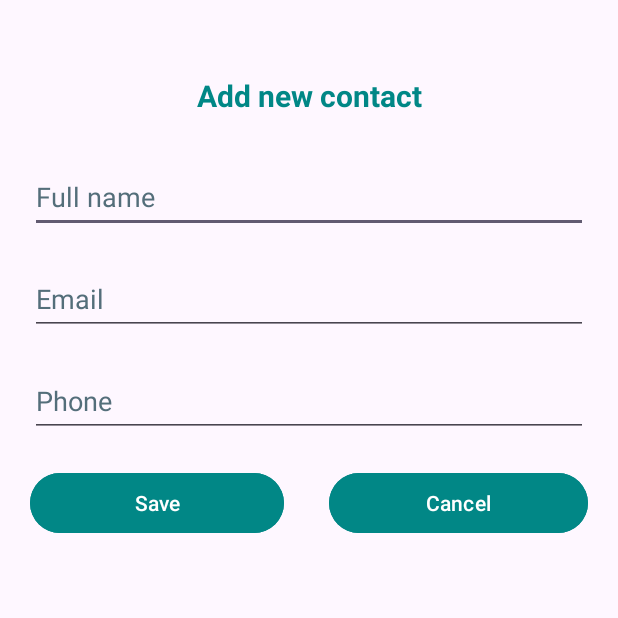
After one commit to MejoresColegios/AutenticatorAndroid, an Android app: the InsertContactActivity screen opened directly, with no data from a screen before it, on a phone screen of 412 x 824 dp, the top half of it. The commit adds this screen. Run offline under Robolectric (Android 15) with nearby library versions, the light colour scheme and no system bars; our stand-ins replace Firebase (no records; nobody signed in at launch, a user with empty details on screens opened directly).

Commit message:
Implementado guardar contacto en Realtime Database de Firebase

```diff
--- a/app/src/main/AndroidManifest.xml
+++ b/app/src/main/AndroidManifest.xml
@@ -15,6 +15,9 @@
         android:theme="@style/Theme.Autenticacion"
         tools:targetApi="31">
         <activity
+            android:name=".Views.InsertContactActivity"
+            android:exported="false" />
+        <activity
             android:name=".Views.Inicial"
             android:exported="true">
             <intent-filter>
@@ -28,7 +31,7 @@
             android:exported="false" />
         <activity
             android:name=".Views.SignUpActivity"
-            android:exported="false"/>
+            android:exported="false" />
         <activity
             android:name=".Views.MainActivity"
             android:exported="false" />
--- /dev/null
+++ b/app/src/main/java/com/mejorescolegios/autenticacion/Views/InsertContactActivity.java
@@ -0,0 +1,96 @@
+package com.mejorescolegios.autenticacion.Views;
+
+import android.os.Bundle;
+import android.view.View;
+import android.widget.Button;
+import android.widget.EditText;
+import android.widget.TextView;
+import android.widget.Toast;
+
+import androidx.appcompat.app.AppCompatActivity;
+
+import com.google.firebase.auth.FirebaseAuth;
+import com.google.firebase.auth.FirebaseUser;
+import com.google.firebase.database.DatabaseReference;
+import com.google.firebase.database.FirebaseDatabase;
+import com.mejorescolegios.autenticacion.Model.Contacto;
+import com.mejorescolegios.autenticacion.R;
+
+public class InsertContactActivity extends AppCompatActivity {
+
+    TextView insertContact;
+    EditText name;
+    EditText email;
+    EditText phone;
+    Button buttonSave;
+    Button buttonCancel;
+
+    private FirebaseAuth auth;
+    private FirebaseDatabase database;
+
+    @Override
+    protected void onCreate(Bundle savedInstanceState) {
+        super.onCreate(savedInstanceState);
+        setContentView(R.layout.activity_insert_contact);
+
+        insertContact = findViewById(R.id.tvTitle);
+        name = findViewById(R.id.etName);
+        email = findViewById(R.id.etEmail);
+        phone = findViewById(R.id.etPhone);
+        buttonSave = findViewById(R.id.btnSave);
+        buttonCancel = findViewById(R.id.btnCancel);
+
+        // Inicializar FirebaseAuth y FirebaseDatabase
+        auth = FirebaseAuth.getInstance();
+        database = FirebaseDatabase.getInstance("https://autenticacion-ffa84-default-rtdb.europe-west1.firebasedatabase.app");
+
+        // Botón de guardar
+        buttonSave.setOnClickListener(new View.OnClickListener() {
+            @Override
+            public void onClick(View v) {
+                // Obtener los datos de los campos
+                String nombre = name.getText().toString().trim();
+                String correo = email.getText().toString().trim();
+                String telefono = phone.getText().toString().trim();
+
+                // Validar que los campos no estén vacíos
+                if (nombre.isEmpty() || correo.isEmpty() || telefono.isEmpty()) {
+                    Toast.makeText(InsertContactActivity.this, "Todos los campos son obligatorios", Toast.LENGTH_SHORT).show();
+                    return;
+                }
+
+                FirebaseUser usuario = auth.getCurrentUser();
+                if (usuario == null) {
+                    Toast.makeText(InsertContactActivity.this, "No estás autenticado", Toast.LENGTH_SHORT).show();
+                    return;
+                }
+
+                // Crear un nuevo contacto
+                Contacto contacto = new Contacto(usuario.getUid(), nombre, correo, telefono);
+
+                // Guardar el contacto en la base de datos
+                DatabaseReference contactosRef = database.getReference("contactos");
+                contactosRef.push().setValue(contacto).addOnCompleteListener(task -> {
+                    if (task.isSuccessful()) {
+                        // Mostrar mensaje de éxito
+                        Toast.makeText(InsertContactActivity.this, "Contacto guardado", Toast.LENGTH_SHORT).show();
+                    } else {
+                        // Mostrar mensaje de error
+                        Toast.makeText(InsertContactActivity.this, "Error al guardar contacto", Toast.LENGTH_SHORT).show();
+                    }
+                    // Volver a la pantalla anterior
+                    finish();
+                });
+            }
+        });
+
+        // Botón de cancelar
+        buttonCancel.setOnClickListener(new View.OnClickListener() {
+            @Override
+            public void onClick(View v) {
+                // Volver a la pantalla anterior
+                finish();
+            }
+        });
+    }
+}
--- /dev/null
+++ b/app/src/main/res/layout/activity_insert_contact.xml
@@ -0,0 +1,96 @@
+<?xml version="1.0" encoding="utf-8"?>
+<LinearLayout xmlns:android="http://schemas.android.com/apk/res/android"
+    xmlns:app="http://schemas.android.com/apk/res-auto"
+    xmlns:tools="http://schemas.android.com/tools"
+    android:id="@+id/main"
+    android:layout_width="match_parent"
+    android:layout_height="match_parent"
+    android:orientation="vertical"
+    tools:context=".Views.InsertContactActivity">
+
+    <TextView
+        android:id="@+id/tvTitle"
+        android:layout_width="match_parent"
+        android:layout_height="wrap_content"
+        android:layout_marginTop="50dp"
+        android:layout_marginBottom="20dp"
+        android:text="@string/newContact"
+        android:textAlignment="center"
+        android:textColor="@color/design_default_color_secondary_variant"
+        android:textSize="20sp"
+        android:textStyle="bold" />
+
+    <EditText
+        android:id="@+id/etName"
+        android:layout_width="match_parent"
+        android:layout_height="wrap_content"
+        android:layout_marginLeft="20dp"
+        android:layout_marginTop="10dp"
+        android:layout_marginRight="20dp"
+        android:layout_marginBottom="10dp"
+        android:ems="10"
+        android:hint="@string/FullName"
+        android:inputType="text"
+        android:minHeight="48dp"
+        android:textColorHint="#546E7A"
+        tools:ignore="Autofill,VisualLintTextFieldSize" />
+
+    <EditText
+        android:id="@+id/etEmail"
+        android:layout_width="match_parent"
+        android:layout_height="wrap_content"
+        android:layout_marginLeft="20dp"
+        android:layout_marginTop="10dp"
+        android:layout_marginRight="20dp"
+        android:layout_marginBottom="10dp"
+        android:autofillHints=""
+        android:ems="10"
+        android:hint="@string/email"
+        android:inputType="textEmailAddress"
+        android:minHeight="48dp"
+        android:textColorHint="#546E7A"
+        tools:ignore="VisualLintTextFieldSize" />
+
+    <EditText
+        android:id="@+id/etPhone"
+        android:layout_width="match_parent"
+        android:layout_height="wrap_content"
+        android:layout_marginLeft="20dp"
+        android:layout_marginTop="10dp"
+        android:layout_marginRight="20dp"
+        android:layout_marginBottom="10dp"
+        android:ems="10"
+        android:hint="@string/Phone"
+        android:inputType="phone"
+        android:minHeight="48dp"
+        android:textColorHint="#546E7A"
+        tools:ignore="Autofill,VisualLintTextFieldSize" />
+
+    <LinearLayout
+        android:layout_width="match_parent"
+        android:layout_height="match_parent"
+        android:orientation="horizontal">
+
+        <Button
+            android:id="@+id/btnSave"
+            android:layout_width="wrap_content"
+            android:layout_height="wrap_content"
+            android:layout_marginStart="20dp"
+            android:layout_marginTop="10dp"
+            android:layout_marginEnd="10dp"
+            android:layout_weight="1"
+            android:backgroundTint="@color/design_default_color_secondary_variant"
+            android:text="@string/Save" />
+
+        <Button
+            android:id="@+id/btnCancel"
+            android:layout_width="wrap_content"
+            android:layout_height="wrap_content"
+            android:layout_marginStart="20dp"
+            android:layout_marginTop="10dp"
+            android:layout_marginEnd="20dp"
+            android:layout_weight="1"
+            android:backgroundTint="@color/design_default_color_secondary_variant"
+            android:text="@string/Cancel" />
+    </LinearLayout>
+</LinearLayout>
--- a/app/src/main/res/values/strings.xml
+++ b/app/src/main/res/values/strings.xml
@@ -27,4 +27,9 @@
     <string name="signup_successful">Signup Successful</string>xº
     <string name="signup_failed">Signup Failed</string>
     <string name="Sign_Up">Sign Up</string>
+    <string name="btnNewContact">New contact</string>
+    <string name="newContact">Add new contact</string>
+    <string name="Phone">Phone</string>
+    <string name="Cancel">Cancel</string>
+    <string name="Save">Save</string>
 </resources>
```
Also changed, not shown: app/src/main/java/com/mejorescolegios/autenticacion/Controller/DBController.java (deleted, +0 -99 lines), app/src/main/java/com/mejorescolegios/autenticacion/Model/Contacto.java (+33 -11 lines), app/src/main/java/com/mejorescolegios/autenticacion/Views/MainActivity.java (+11 -0 lines), app/src/main/res/layout/activity_main.xml (+20 -4 lines), 1 other file.
